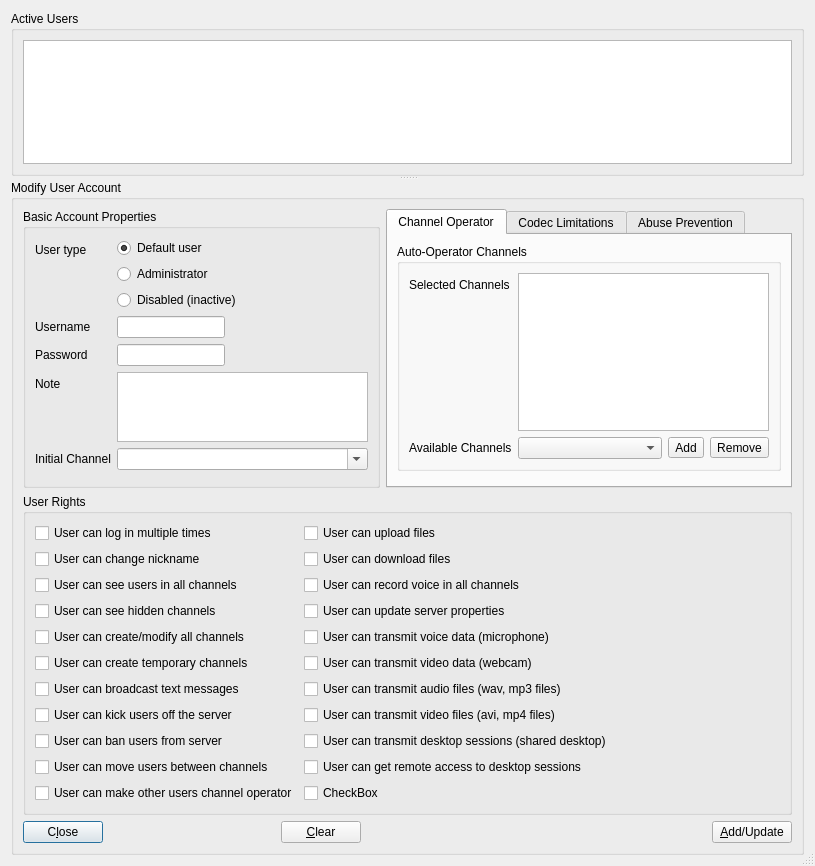
The window that Client/qtTeamTalk/useraccounts.ui (BearWare/TeamTalk5) describes before a commit, drawn with Qt 5.
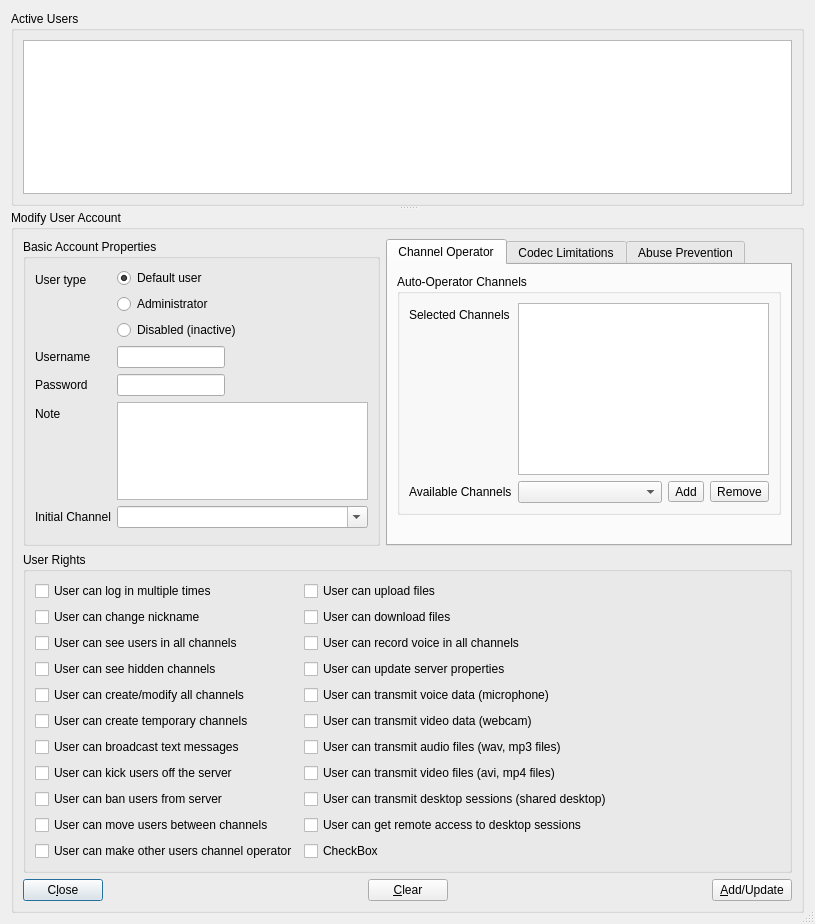
The same window after the commit.

Commit message:
Qt::UserRole is not used in User Accounts dialog
Also sort by user-type and channel

```diff
--- a/Client/qtTeamTalk/useraccounts.ui
+++ b/Client/qtTeamTalk/useraccounts.ui
@@ -7,7 +7,7 @@
     <x>0</x>
     <y>0</y>
     <width>815</width>
-    <height>866</height>
+    <height>924</height>
    </rect>
   </property>
   <property name="windowTitle">
@@ -645,19 +645,6 @@
            </property>
           </widget>
          </item>
-         <item>
-          <spacer name="horizontalSpacer_4">
-           <property name="orientation">
-            <enum>Qt::Horizontal</enum>
-           </property>
-           <property name="sizeHint" stdset="0">
-            <size>
-             <width>40</width>
-             <height>20</height>
-            </size>
-           </property>
-          </spacer>
-         </item>
          <item>
           <spacer name="horizontalSpacer_2">
            <property name="orientation">
```
The commit also changes 2 other files.
